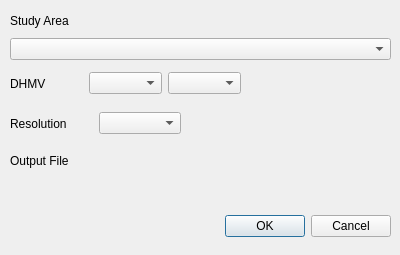
The window that dhm_vlaanderen_downloader_dialog_base.ui (SirRhynus/dhm_vlaanderen_downloader) describes before a commit, drawn with Qt 5.
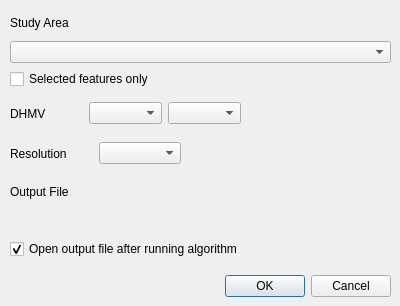
The same window after the commit. Custom widgets are drawn as their Qt base class.

Diff of the .ui file:
```diff
--- a/dhm_vlaanderen_downloader_dialog_base.ui
+++ b/dhm_vlaanderen_downloader_dialog_base.ui
@@ -7,7 +7,7 @@
     <x>0</x>
     <y>0</y>
     <width>400</width>
-    <height>255</height>
+    <height>306</height>
    </rect>
   </property>
   <property name="windowTitle">
@@ -17,7 +17,7 @@
    <property name="geometry">
     <rect>
      <x>50</x>
-     <y>210</y>
+     <y>270</y>
      <width>341</width>
      <height>32</height>
     </rect>
@@ -29,13 +29,13 @@
     <set>QDialogButtonBox::Cancel|QDialogButtonBox::Ok</set>
    </property>
   </widget>
-  <widget class="QWidget" name="">
+  <widget class="QWidget" name="layoutWidget">
    <property name="geometry">
     <rect>
      <x>10</x>
-     <y>150</y>
+     <y>180</y>
      <width>381</width>
-     <height>50</height>
+     <height>79</height>
     </rect>
    </property>
    <layout class="QVBoxLayout" name="verticalLayout_2">
@@ -53,13 +53,23 @@
       </property>
      </widget>
     </item>
+    <item>
+     <widget class="QCheckBox" name="open_output_file">
+      <property name="text">
+       <string>Open output file after running algorithm</string>
+      </property>
+      <property name="checked">
+       <bool>true</bool>
+      </property>
+     </widget>
+    </item>
    </layout>
   </widget>
-  <widget class="QWidget" name="">
+  <widget class="QWidget" name="layoutWidget">
    <property name="geometry">
     <rect>
      <x>10</x>
-     <y>110</y>
+     <y>140</y>
      <width>171</width>
      <height>27</height>
     </rect>
@@ -77,13 +87,13 @@
     </item>
    </layout>
   </widget>
-  <widget class="QWidget" name="">
+  <widget class="QWidget" name="layoutWidget">
    <property name="geometry">
     <rect>
      <x>10</x>
      <y>10</y>
      <width>381</width>
-     <height>50</height>
+     <height>79</height>
     </rect>
    </property>
    <layout class="QVBoxLayout" name="verticalLayout">
@@ -97,13 +107,20 @@
     <item>
      <widget class="QgsMapLayerComboBox" name="study_area_selector"/>
     </item>
+    <item>
+     <widget class="QCheckBox" name="selected_features_only">
+      <property name="text">
+       <string>Selected features only</string>
+      </property>
+     </widget>
+    </item>
    </layout>
   </widget>
-  <widget class="QWidget" name="">
+  <widget class="QWidget" name="layoutWidget">
    <property name="geometry">
     <rect>
      <x>10</x>
-     <y>70</y>
+     <y>100</y>
      <width>231</width>
      <height>27</height>
     </rect>
```
Left out of the diff: 3 changed lines with no effect on the pictures.
